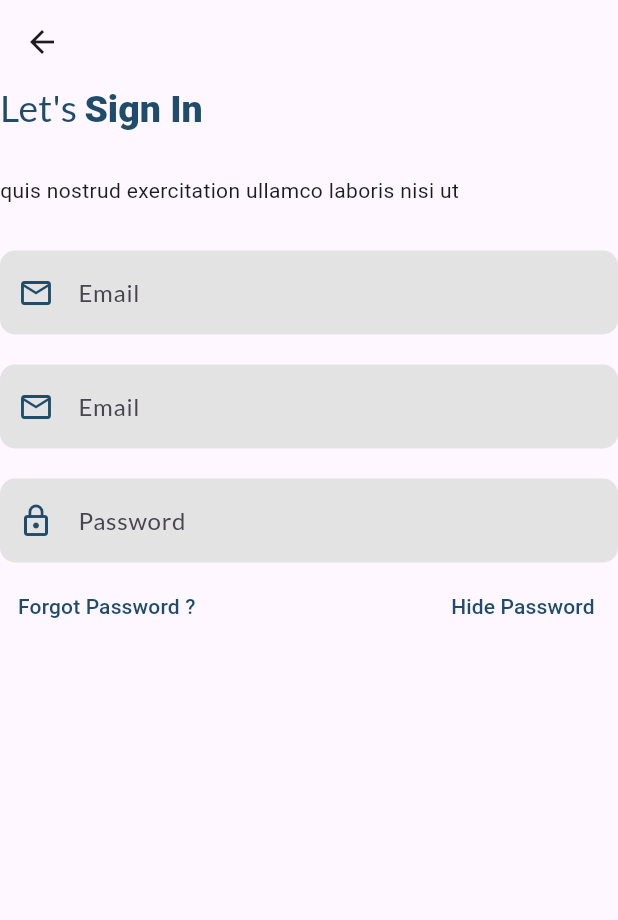
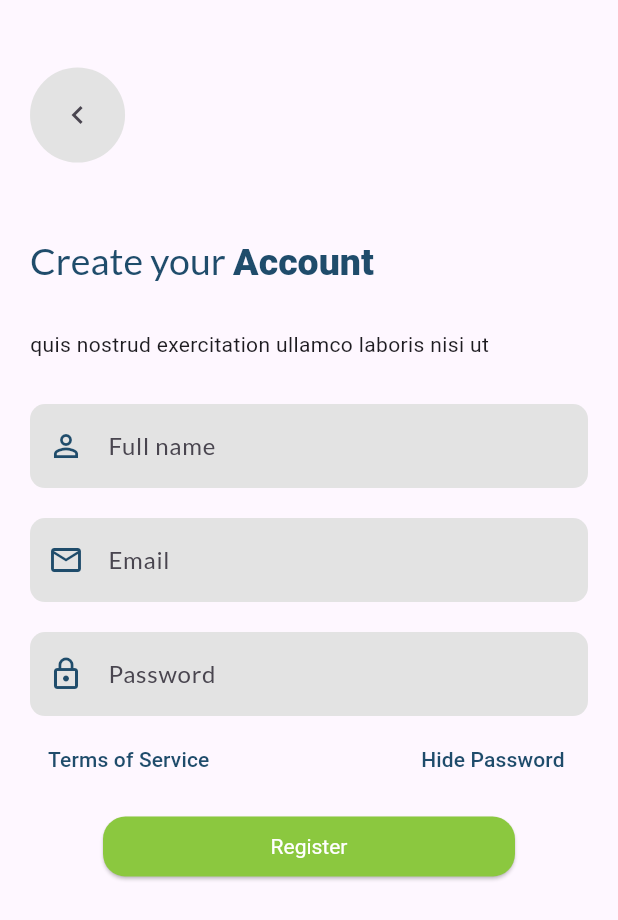
Before and after one commit to takundaKatombo/real_estate, a Flutter app: the Register screen opened directly, on a phone screen of 412 x 824 dp. Shown: the top 920 px of the screen. Run offline on Flutter 3.47's test engine with Material 3 defaults, Android fonts, the phone set to English and light mode, and no system bars; our stand-ins replace bloc, flutter_svg.

Commit message:
polish auth pages ui

```diff
--- a/lib/ui/screens/auth/register_screen.dart
+++ b/lib/ui/screens/auth/register_screen.dart
@@ -1,5 +1,6 @@
 import 'package:flutter/material.dart';
 import 'package:real_estate/ui/common/app_colors.dart';
+import 'package:real_estate/ui/common/ui_helpers.dart';
 
 class Register extends StatefulWidget {
   const Register({super.key});
@@ -13,19 +14,35 @@ class _RegisterState extends State<Register> {
   @override
   Widget build(BuildContext context) {
     return Scaffold(
-      appBar: AppBar(
-        leading: Icon(
-          Icons.arrow_back,
+      // appBar: AppBar(
+      //   leading: Row(
+      //     children: [
+      //       horizontalSpaceSmall,
+
+      //     ],
+      //   ),
+      // ),
+      body: Padding(
+        padding: const EdgeInsets.all(20.0),
+        child: Column(
+          crossAxisAlignment: CrossAxisAlignment.start,
+          children: [
+            verticalSpaceMedium,
+            Container(
+              height: screenHeightFraction(context, dividedBy: 13),
+              width: screenHeightFraction(context, dividedBy: 13),
+              decoration: BoxDecoration(
+                  borderRadius: BorderRadius.circular(50),
+                  color: kcVeryLightGrey),
+              child: IconButton(
+                onPressed: () => Navigator.pop(context),
+                icon: Icon(Icons.chevron_left),
               ),
             ),
-      body: Column(
-        children: [
-          Column(
-            crossAxisAlignment: CrossAxisAlignment.start,
-            children: [
+            verticalSpaceLarge,
             RichText(
               text: TextSpan(
-                  text: ("Let's "),
+                text: ("Create your "),
                 style: TextStyle(
                     fontFamily: "Lato",
                     fontSize: 25,
@@ -33,8 +50,9 @@ class _RegisterState extends State<Register> {
                     color: kcPrimaryBlueColor),
                 children: const <TextSpan>[
                   TextSpan(
-                        text: 'Sign In',
-                        style: TextStyle(fontWeight: FontWeight.w800)),
+                    text: 'Account',
+                    style: TextStyle(fontWeight: FontWeight.w800),
+                  ),
                 ],
               ),
             ),
@@ -47,9 +65,9 @@ class _RegisterState extends State<Register> {
             ),
             TextFormField(
               decoration: InputDecoration(
-                    hintText: "Email",
+                  hintText: "Full name",
                   hintStyle: TextStyle(fontFamily: "Lato"),
-                    prefixIcon: Icon(Icons.email_outlined),
+                  prefixIcon: Icon(Icons.person_outline),
                   prefixIconColor: kcPrimaryBlueColor,
                   filled: true,
                   border: OutlineInputBorder(
@@ -108,7 +126,7 @@ class _RegisterState extends State<Register> {
                     );
                   },
                   child: Text(
-                      "Forgot Password ?",
+                    "Terms of Service",
                     style: TextStyle(color: kcPrimaryBlueColor),
                   ),
                 ),
@@ -124,9 +142,35 @@ class _RegisterState extends State<Register> {
                 ),
               ],
             ),
-            ],
+            verticalSpaceSmall,
+            Center(
+              child: SizedBox(
+                  width: screenWidthFraction(
+                    context,
+                    dividedBy: 1.5,
+                  ),
+                  child: ElevatedButton(
+                    onPressed: () {},
+                    child: Text(
+                      "Register",
+                      style:
+                          TextStyle(color: kcWhite), // Set text color to white
+                    ),
+                    style: ButtonStyle(
+                      backgroundColor:
+                          MaterialStateProperty.all(kcPrimaryColor),
+                      textStyle: MaterialStateProperty.all(
+                          TextStyle(color: kcWhite)), // Set text color to white
+                      shape: MaterialStateProperty.all(
+                        RoundedRectangleBorder(
+                          borderRadius: BorderRadius.circular(15),
+                        ),
+                      ),
+                    ),
+                  )),
             )
           ],
+        ),
       ),
     );
   }
```
Also changed, not shown: lib/main.dart (+10 -2 lines), lib/ui/screens/auth/login_email.dart (+28 -3 lines). Lines whose indentation alone changed are shown as unchanged.
